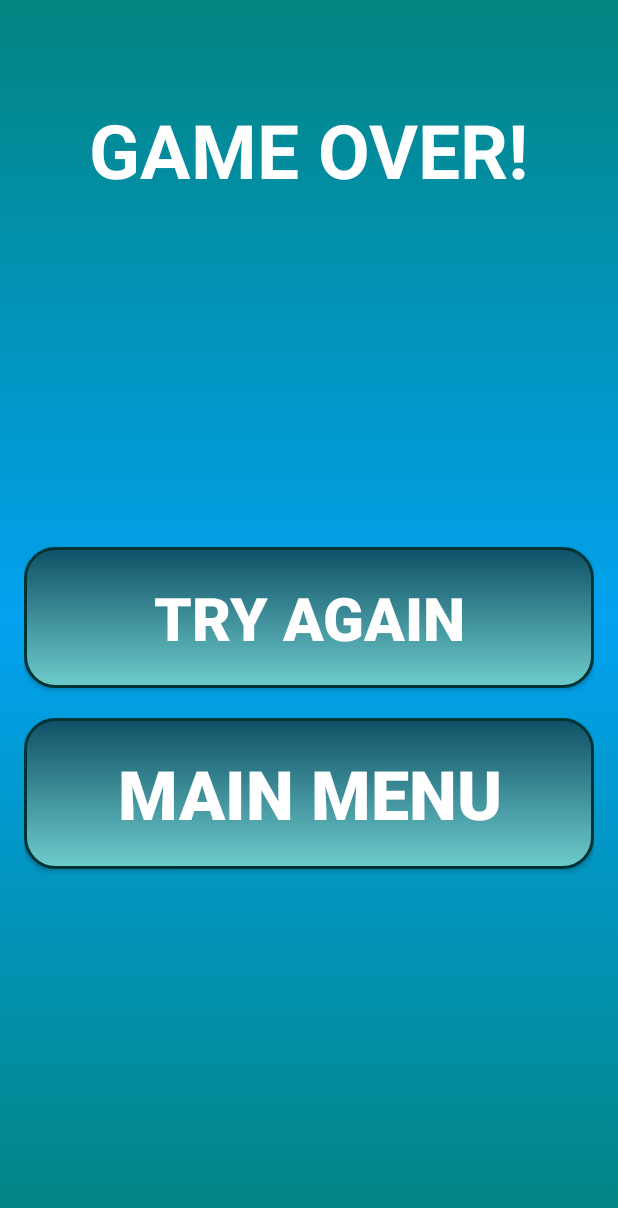
After one commit to ksrivatsav/FactorME, an Android app: the Gameover screen opened directly, with no data from a screen before it, on a phone screen of 412 x 824 dp. The commit adds this screen. Shown: the top 1208 px of the screen. Run offline under Robolectric (Android 15) with nearby library versions, the phone set to English and light mode, and no system bars.

Commit message:
Final project submission

```diff
--- /dev/null
+++ b/FactorMeBud/app/src/main/java/com/group9/factormebud/Gameover.java
@@ -0,0 +1,98 @@
+package com.group9.factormebud;
+
+/**
+ * Created by srivatsav on 11/14/2015.
+ */
+
+import android.app.Activity;
+import android.content.Intent;
+import android.content.SharedPreferences;
+import android.os.Bundle;
+import android.view.View;
+import android.widget.Button;
+import android.widget.RelativeLayout;
+
+public class Gameover extends Activity implements View.OnClickListener {
+    private Button tryagain,mainmenu;
+    private RelativeLayout overLayout;
+
+    @Override
+    protected void onCreate(Bundle savedInstanceState) {
+        super.onCreate(savedInstanceState);
+        setContentView(R.layout.gameover);
+
+        tryagain  = (Button) findViewById(R.id.bttryagain);
+        mainmenu = (Button) findViewById(R.id.btmain);
+        overLayout = (RelativeLayout) findViewById(R.id.overLayout);
+
+        applyTheme();
+
+        tryagain.setOnClickListener(this);
+        mainmenu.setOnClickListener(this);
+
+
+    }
+
+    @Override
+    public void onClick(View v) {
+        switch (v.getId()){
+            case R.id.bttryagain:
+                Intent i = new Intent(this, GamePlay.class); //change it to your main class
+                //the following 2 tags are for clearing the backStack and start fresh
+                i.addFlags(Intent.FLAG_ACTIVITY_CLEAR_TOP);
+                i.addFlags(Intent.FLAG_ACTIVITY_NEW_TASK);
+                finish();
+                startActivity(i);
+                break;
+            case R.id.btmain:
+                Intent i1 = new Intent(this, MainActivity.class); //change it to your main class
+                //the following 2 tags are for clearing the backStack and start fresh
+                i1.addFlags(Intent.FLAG_ACTIVITY_CLEAR_TOP);
+                i1.addFlags(Intent.FLAG_ACTIVITY_NEW_TASK);
+                finish();
+                startActivity(i1);
+                break;
+        }
+    }
+
+    private void applyTheme() {
+        SharedPreferences sharedPrefs = getSharedPreferences(getString(R.string.PREF_FILE),MODE_PRIVATE);
+        SharedPreferences.Editor ed;
+
+        boolean lThemeChg = sharedPrefs.getBoolean(getString(R.string.curTheme), false);
+        if(lThemeChg){
+            overLayout.setBackground(getDrawable(R.drawable.app_back_orange));
+            tryagain.setBackground(getDrawable(R.drawable.enter_back_orange));
+            mainmenu.setBackground(getDrawable(R.drawable.enter_back_orange));
+        }else{
+            overLayout.setBackground(getDrawable(R.drawable.app_back));
+            tryagain.setBackground(getDrawable(R.drawable.enter_back));
+            mainmenu.setBackground(getDrawable(R.drawable.enter_back));
+        }
+    }
+
+    private void startMusic(){
+        MusicManager.start(this.getApplicationContext());
+    }
+
+    @Override
+    public void onResume(){
+        super.onResume();
+        SharedPreferences sharedPrefs = getSharedPreferences(getString(R.string.PREF_FILE),MODE_PRIVATE);
+        boolean playMusic = sharedPrefs.getBoolean(getString(R.string.isSoundOn),false);
+        if (playMusic){
+            startMusic();
+        }
+
+    }
+
+    @Override
+    public void onPause(){
+        super.onPause();
+        SharedPreferences sharedPrefs = getSharedPreferences(getString(R.string.PREF_FILE),MODE_PRIVATE);
+        boolean playMusic = sharedPrefs.getBoolean(getString(R.string.isSoundOn),false);
+        if (playMusic){
+            MusicManager.pause();
+        }
+    }
+}
--- a/FactorMeBud/app/src/main/java/com/group9/factormebud/LevelsActivity.java
+++ b/FactorMeBud/app/src/main/java/com/group9/factormebud/LevelsActivity.java
@@ -82,6 +82,7 @@ public class LevelsActivity extends AppCompatActivity implements View.OnClickLis
             }
         }
 
+        myDbHelper.close();
 
 //        lvlBegLock = false;
 //        lvlIntLock = true;
--- a/FactorMeBud/app/src/main/res/layout/content_pause_game.xml
+++ b/FactorMeBud/app/src/main/res/layout/content_pause_game.xml
@@ -6,6 +6,7 @@
     android:paddingRight="@dimen/activity_horizontal_margin"
     android:paddingTop="@dimen/activity_vertical_margin"
     android:paddingBottom="@dimen/activity_vertical_margin"
+    android:id="@+id/pauseLayout"
     app:layout_behavior="@string/appbar_scrolling_view_behavior"
     android:background="@drawable/app_back"
     tools:showIn="@layout/activity_pause_game" tools:context="com.group9.factormebud.PauseGame">
--- /dev/null
+++ b/FactorMeBud/app/src/main/res/layout/gameover.xml
@@ -0,0 +1,52 @@
+<?xml version="1.0" encoding="utf-8"?>
+<RelativeLayout xmlns:android="http://schemas.android.com/apk/res/android"
+    xmlns:tools="http://schemas.android.com/tools"
+    xmlns:app="http://schemas.android.com/apk/res-auto" android:layout_width="match_parent"
+    android:layout_height="match_parent" android:paddingLeft="@dimen/activity_horizontal_margin"
+    android:paddingRight="@dimen/activity_horizontal_margin"
+    android:paddingTop="@dimen/activity_vertical_margin"
+    android:id="@+id/overLayout"
+    android:paddingBottom="@dimen/activity_vertical_margin"
+    app:layout_behavior="@string/appbar_scrolling_view_behavior"
+    android:background="@drawable/app_back">
+
+    <TextView
+        android:layout_width="wrap_content"
+        android:layout_height="wrap_content"
+        android:textAppearance="?android:attr/textAppearanceLarge"
+        android:text="GAME OVER!"
+        android:id="@+id/textView"
+        android:layout_marginTop="50dp"
+        android:textSize="50sp"
+        android:textColor="#ffffffff"
+        android:textStyle="bold"
+        android:layout_alignParentTop="true"
+        android:layout_centerHorizontal="true" />
+
+    <Button
+        android:layout_width="fill_parent"
+        android:layout_height="wrap_content"
+        android:text="TRY AGAIN"
+        android:id="@+id/bttryagain"
+        android:layout_centerVertical="true"
+        android:background="@drawable/enter_back"
+        android:padding="20dp"
+        android:textColor="#ffffffff"
+        android:textSize="40sp"
+        android:textStyle="bold"
+        android:layout_centerHorizontal="true" />
+
+    <Button
+        android:layout_width="fill_parent"
+        android:layout_height="wrap_content"
+        android:text="Main Menu"
+        android:id="@+id/btmain"
+        android:layout_marginTop="20dp"
+        android:textSize="45dp"
+        android:layout_below="@+id/bttryagain"
+        android:layout_centerHorizontal="true"
+        android:background="@drawable/enter_back"
+        android:padding="20dp"
+        android:textColor="#ffffffff"
+        android:textStyle="bold"/>
+</RelativeLayout>
```
Also changed, not shown: FactorMeBud/app/build.gradle (+9 -2 lines), FactorMeBud/app/src/main/AndroidManifest.xml (+10 -2 lines), FactorMeBud/app/src/main/java/com/group9/factormebud/DataBaseHelper.java (+23 -2 lines), FactorMeBud/app/src/main/java/com/group9/factormebud/FactornoMap.java (+42 -32 lines), FactorMeBud/app/src/main/java/com/group9/factormebud/GamePlay.java (+72 -13 lines), FactorMeBud/app/src/main/java/com/group9/factormebud/MainMap.java (+110 -33 lines), FactorMeBud/app/src/main/java/com/group9/factormebud/PauseGame.java (+104 -7 lines), FactorMeBud/app/src/main/java/com/group9/factormebud/TileView.java (+44 -2 lines), FactorMeBud/app/src/main/res/values/styles.xml (+8 -2 lines), FactorMeBud/app/src/main/res/drawable/highlight1.png (added), 2 other files.
